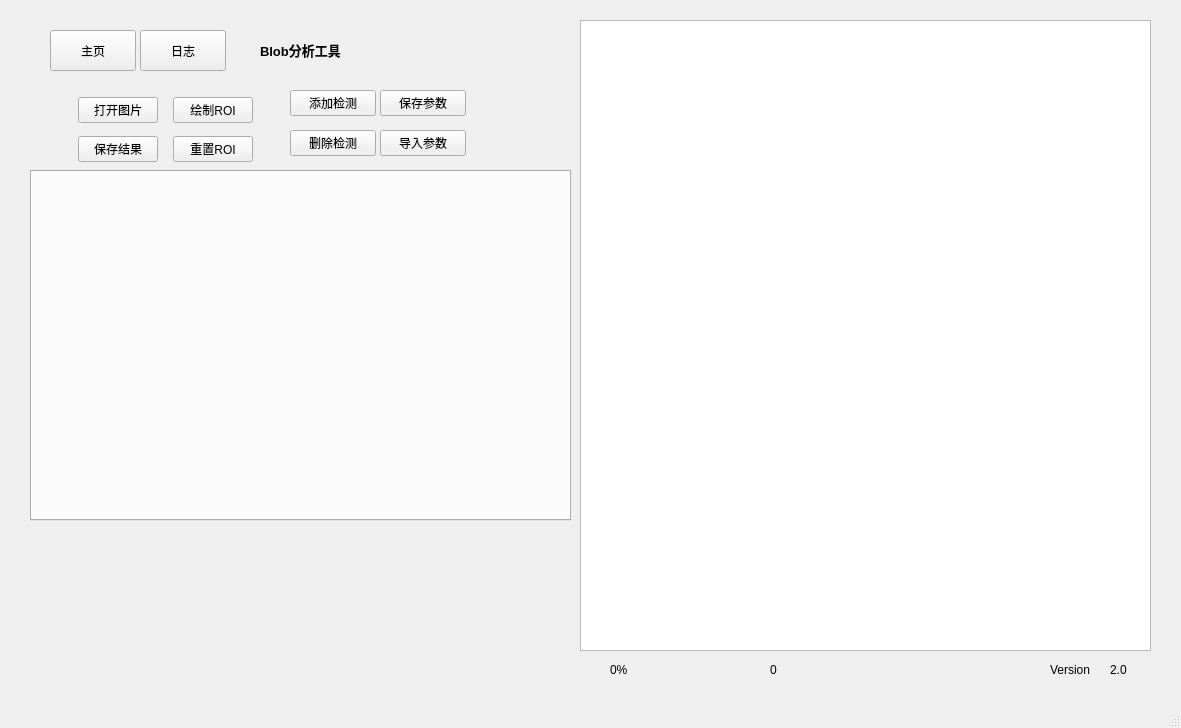
First picture: the form in ui/mainwindow.ui, repository xiaoyuan1021/MyTool, before the edit.
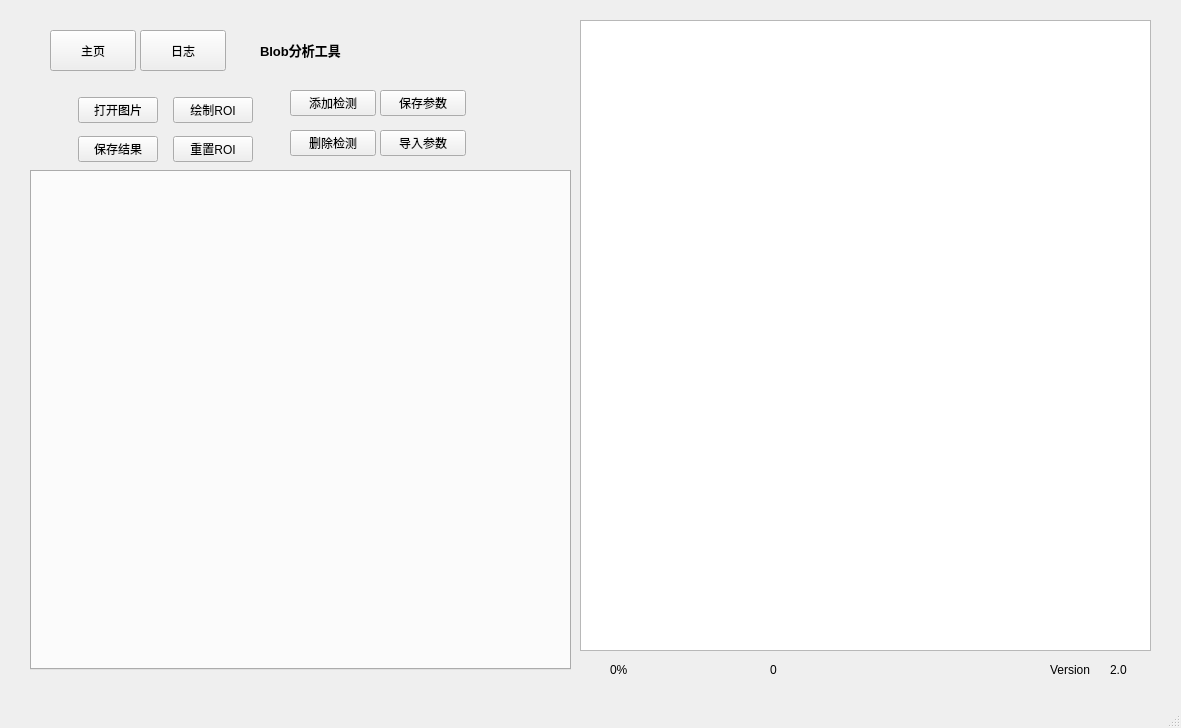
Second picture: the form after the edit. Custom widgets are drawn as their Qt base class.

```diff
--- a/ui/mainwindow.ui
+++ b/ui/mainwindow.ui
@@ -247,7 +247,7 @@
       <x>30</x>
       <y>170</y>
       <width>541</width>
-      <height>351</height>
+      <height>500</height>
      </rect>
     </property>
     <property name="currentIndex">
```
